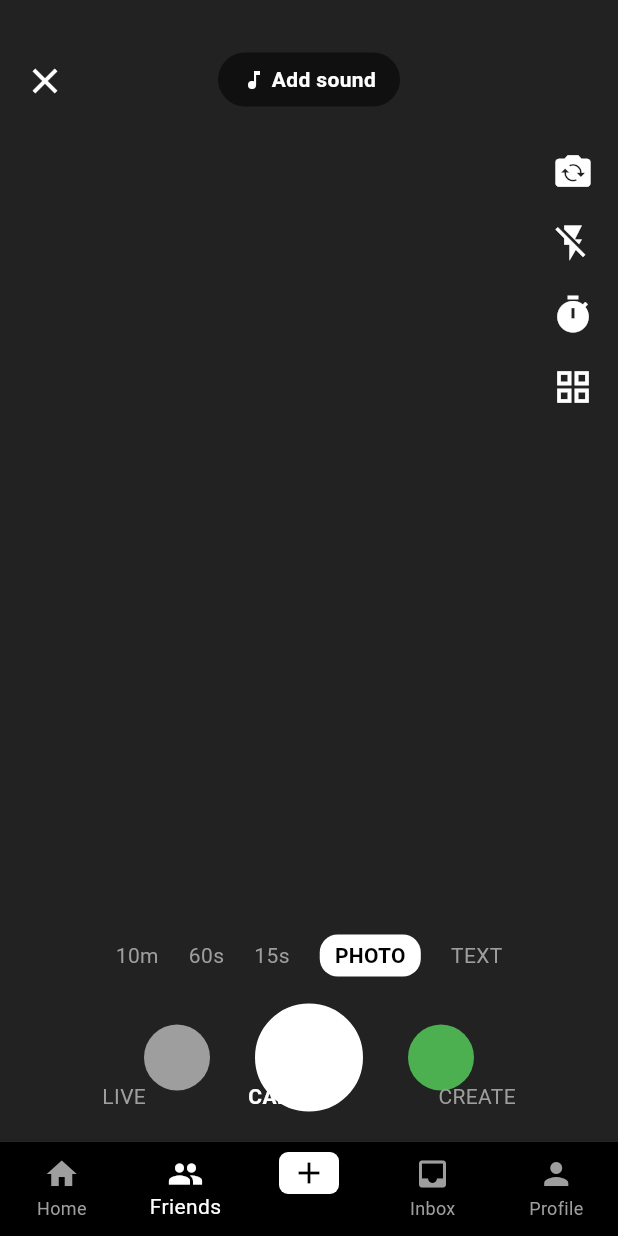
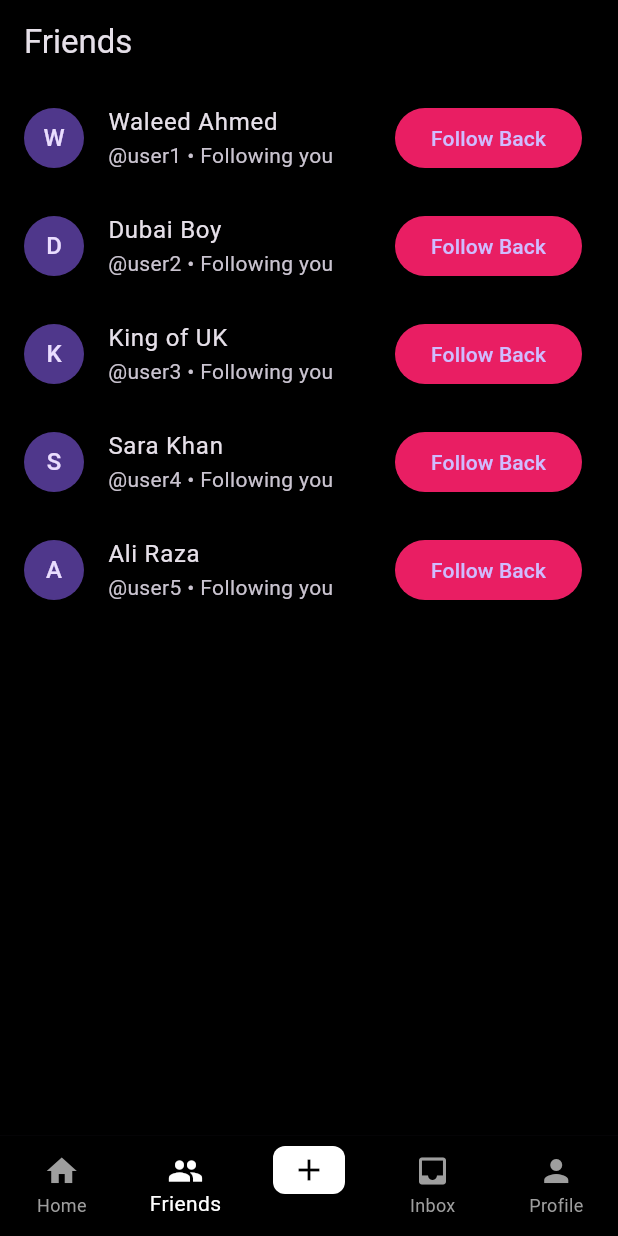
Before and after one commit to waleedahmed3155-jpg/viewmint-app, a Flutter app: the screen it shows after launch, item 2 of the bottom bar chosen, on a phone screen of 412 x 824 dp. Run offline on Flutter 3.47's test engine with Material 3 defaults, Android fonts, the phone set to English and light mode, and no system bars.

Commit message:
Update main.dart

```diff
--- a/lib/main.dart
+++ b/lib/main.dart
@@ -1,74 +1,160 @@
 import 'package:flutter/material.dart';
-void main(){runApp(MaterialApp(debugShowCheckedModeBanner:false, home:ViewMint()));}
-class ViewMint extends StatefulWidget{State<ViewMint> createState()=>_V();}
-class _V extends State<ViewMint>{
-int idx=0;
-int likes=1200;
-bool liked=false;
-List pages=[];
-@override
-Widget build(BuildContext context){
-pages=[HomePage(liked:liked,likes:likes,onLike:(){setState((){liked=!liked; likes=liked?1201:1200;});}), CameraPage(), ProfilePage()];
-return Scaffold(
-body: pages[idx],
-bottomNavigationBar: BottomNavigationBar(currentIndex: idx, onTap:(i)=>setState(()=>idx=i), type: BottomNavigationBarType.fixed, backgroundColor: Colors.black, selectedItemColor: Colors.white, unselectedItemColor: Colors.grey,
-items:[
-BottomNavigationBarItem(icon: Icon(Icons.home), label:'Home'),
-BottomNavigationBarItem(icon: Icon(Icons.people), label:'Friends'),
-BottomNavigationBarItem(icon: Container(padding:EdgeInsets.symmetric(horizontal:8,vertical:2), decoration:BoxDecoration(color:Colors.white, borderRadius:BorderRadius.circular(6)), child:Icon(Icons.add, color:Colors.black)), label:''),
-BottomNavigationBarItem(icon: Icon(Icons.inbox), label:'Inbox'),
-BottomNavigationBarItem(icon: Icon(Icons.person), label:'Profile'),
-]));
+
+void main() => runApp(ViewMintApp());
+
+class ViewMintApp extends StatelessWidget {
+  @override
+  Widget build(BuildContext context) {
+    return MaterialApp(
+      debugShowCheckedModeBanner: false,
+      theme: ThemeData.dark(),
+      home: MainScreen(),
+    );
+  }
 }
+
+class MainScreen extends StatefulWidget {
+  @override
+  _MainScreenState createState() => _MainScreenState();
 }
-class HomePage extends StatelessWidget{
-final bool liked; final int likes; final VoidCallback onLike;
-HomePage({required this.liked, required this.likes, required this.onLike});
-Widget build(BuildContext context){
-return Stack(children:[
-Container(color:Colors.black, child:Center(child:Column(mainAxisAlignment:MainAxisAlignment.center, children:[Icon(Icons.play_circle_fill, size:100, color:Colors.white), SizedBox(height:10), Text('Video yahan aayegi', style:TextStyle(color:Colors.white, fontSize:20)), Text('Dubai vibes #fyp', style:TextStyle(color:Colors.grey))] ))),
-Positioned(top:40, left:0, right:0, child:Row(mainAxisAlignment:MainAxisAlignment.center, children:[Text('Following', style:TextStyle(color:Colors.grey)), SizedBox(width:20), Text('For You', style:TextStyle(color:Colors.white, fontWeight:FontWeight.bold, fontSize:18))])),
-Positioned(bottom:80, left:12, child:Column(crossAxisAlignment:CrossAxisAlignment.start, children:[Text('@Ali', style:TextStyle(color:Colors.white, fontWeight:FontWeight.bold, fontSize:18)), Text('Dubai vibes #fyp', style:TextStyle(color:Colors.white))])),
-Positioned(bottom:80, right:12, child:Column(children:[IconButton(icon:Icon(liked?Icons.favorite:Icons.favorite_border, color:liked?Colors.red:Colors.white, size:32), onPressed:onLike), Text('$likes', style:TextStyle(color:Colors.white)), SizedBox(height:15), Icon(Icons.comment, color:Colors.white, size:32), Text('21', style:TextStyle(color:Colors.white)), SizedBox(height:15), Icon(Icons.share, color:Colors.white, size:32), Text('Share', style:TextStyle(color:Colors.white))]))
-]);
+
+class _MainScreenState extends State<MainScreen> {
+  int _index = 0;
+
+  final List<Widget> _pages = [
+    HomePage(),
+    FriendsPage(),
+    CameraPage(),
+    InboxPage(),
+    ProfilePage(),
+  ];
+
+  @override
+  Widget build(BuildContext context) {
+    return Scaffold(
+      body: _pages[_index],
+      bottomNavigationBar: BottomNavigationBar(
+        currentIndex: _index,
+        type: BottomNavigationBarType.fixed,
+        backgroundColor: Colors.black,
+        selectedItemColor: Colors.white,
+        unselectedItemColor: Colors.grey,
+        onTap: (i) => setState(() => _index = i),
+        items: [
+          BottomNavigationBarItem(icon: Icon(Icons.home), label: 'Home'),
+          BottomNavigationBarItem(icon: Icon(Icons.people), label: 'Friends'),
+          BottomNavigationBarItem(icon: Container(padding: EdgeInsets.symmetric(horizontal: 12, vertical: 4), decoration: BoxDecoration(color: Colors.white, borderRadius: BorderRadius.circular(8)), child: Icon(Icons.add, color: Colors.black)), label: ''),
+          BottomNavigationBarItem(icon: Icon(Icons.inbox), label: 'Inbox'),
+          BottomNavigationBarItem(icon: Icon(Icons.person), label: 'Profile'),
+        ],
+      ),
+    );
+  }
 }
+
+// HOME - Video Feed
+class HomePage extends StatelessWidget {
+  final videos = [
+    {'name': 'Dubai vibes', 'user': '@king.of.uk15', 'color': Colors.purple},
+    {'name': 'Sunset', 'user': '@waleed', 'color': Colors.teal},
+    {'name': 'Beach', 'user': '@dubai_boy', 'color': Colors.orange},
+  ];
+  @override
+  Widget build(BuildContext context) {
+    return PageView.builder(
+      scrollDirection: Axis.vertical,
+      itemCount: videos.length,
+      itemBuilder: (c, i) {
+        return Container(
+          color: videos[i]['color'] as Color,
+          child: Stack(
+            children: [
+              Center(child: Text(videos[i]['name'] as String, style: TextStyle(fontSize: 28, fontWeight: FontWeight.bold))),
+              Positioned(bottom: 20, left: 12, child: Column(crossAxisAlignment: CrossAxisAlignment.start, children: [Text(videos[i]['user'] as String, style: TextStyle(fontWeight: FontWeight.bold, fontSize: 18)), SizedBox(height: 6), Text('#ViewMint #ForYou')])),
+              Positioned(bottom: 20, right: 12, child: Column(children: [Icon(Icons.favorite, size: 32), Text('91'), SizedBox(height: 16), Icon(Icons.comment, size: 32), Text('12'), SizedBox(height: 16), Icon(Icons.share, size: 32)])),
+            ],
+          ),
+        );
+      },
+    );
+  }
 }
-class CameraPage extends StatelessWidget{
-Widget build(BuildContext context){
-return Scaffold(backgroundColor:Colors.black, body:Stack(children:[
-Container(color:Color(0xFF222222)),
-Positioned(top:40, left:16, child:Icon(Icons.close, color:Colors.white, size:28)),
-Positioned(top:35, left:0, right:0, child:Center(child:Container(padding:EdgeInsets.symmetric(horizontal:16,vertical:8), decoration:BoxDecoration(color:Colors.black54, borderRadius:BorderRadius.circular(20)), child:Row(mainAxisSize:MainAxisSize.min, children:[Icon(Icons.music_note, color:Colors.white, size:16), Text(' Add sound', style:TextStyle(color:Colors.white, fontWeight:FontWeight.bold))])))),
-Positioned(top:100, right:16, child:Column(children:[Icon(Icons.flip_camera_ios, color:Colors.white, size:28), SizedBox(height:20), Icon(Icons.flash_off, color:Colors.white, size:28), SizedBox(height:20), Icon(Icons.timer, color:Colors.white, size:28), SizedBox(height:20), Icon(Icons.grid_view, color:Colors.white, size:28)])),
-Positioned(bottom:110, left:0, right:0, child:Row(mainAxisAlignment:MainAxisAlignment.center, children:[Text('10m', style:TextStyle(color:Colors.grey)), SizedBox(width:20), Text('60s', style:TextStyle(color:Colors.grey)), SizedBox(width:20), Text('15s', style:TextStyle(color:Colors.grey)), SizedBox(width:20), Container(padding:EdgeInsets.symmetric(horizontal:10,vertical:4), decoration:BoxDecoration(color:Colors.white, borderRadius:BorderRadius.circular(12)), child:Text('PHOTO', style:TextStyle(color:Colors.black, fontWeight:FontWeight.bold))), SizedBox(width:20), Text('TEXT', style:TextStyle(color:Colors.grey))])),
-Positioned(bottom:20, left:0, right:0, child:Row(mainAxisAlignment:MainAxisAlignment.center, children:[CircleAvatar(radius:22, backgroundColor:Colors.grey), SizedBox(width:30), Container(width:72,height:72, decoration:BoxDecoration(shape:BoxShape.circle, border:Border.all(color:Colors.white, width:3), color:Colors.white)), SizedBox(width:30), CircleAvatar(radius:22, backgroundColor:Colors.green)])),
-Positioned(bottom:20, left:0, right:0, child:Row(mainAxisAlignment:MainAxisAlignment.spaceEvenly, children:[Text('LIVE', style:TextStyle(color:Colors.grey)), Text('CAMERA', style:TextStyle(color:Colors.white, fontWeight:FontWeight.bold)), Text('CREATE', style:TextStyle(color:Colors.grey))])),
-]));
+
+// FRIENDS - Ab khali nahi, list aayegi
+class FriendsPage extends StatelessWidget {
+  final friends = ['Waleed Ahmed', 'Dubai Boy', 'King of UK', 'Sara Khan', 'Ali Raza'];
+  @override
+  Widget build(BuildContext context) {
+    return Scaffold(
+      appBar: AppBar(title: Text('Friends'), backgroundColor: Colors.black),
+      backgroundColor: Colors.black,
+      body: ListView.builder(
+        itemCount: friends.length,
+        itemBuilder: (c, i) => ListTile(
+          leading: CircleAvatar(child: Text(friends[i][0])),
+          title: Text(friends[i]),
+          subtitle: Text('@user${i + 1} • Following you'),
+          trailing: ElevatedButton(onPressed: () {}, child: Text('Follow Back'), style: ElevatedButton.styleFrom(backgroundColor: Colors.pink)),
+        ),
+      ),
+    );
+  }
 }
+
+// CAMERA - LIVE + PHOTO + CREATE
+class CameraPage extends StatelessWidget {
+  @override
+  Widget build(BuildContext context) {
+    return Scaffold(
+      backgroundColor: Colors.black,
+      body: Stack(
+        children: [
+          Center(child: Text('Camera - Apna Chehra Yahan Aayega', textAlign: TextAlign.center)),
+          Positioned(top: 40, left: 16, child: Icon(Icons.close, size: 30)),
+          Positioned(top: 40, right: 16, child: Column(children: [Icon(Icons.cameraswitch, size: 30), SizedBox(height: 20), Icon(Icons.flash_off, size: 30), SizedBox(height: 20), Icon(Icons.timer, size: 30)])),
+          Positioned(bottom: 100, left: 0, right: 0, child: Row(mainAxisAlignment: MainAxisAlignment.spaceEvenly, children: [Text('LIVE', style: TextStyle(fontSize: 16)), Text('CAMERA', style: TextStyle(fontSize: 18, fontWeight: FontWeight.bold)), Text('CREATE', style: TextStyle(fontSize: 16))])),
+          Positioned(bottom: 20, left: 0, right: 0, child: Center(child: Container(width: 80, height: 80, decoration: BoxDecoration(color: Colors.white, shape: BoxShape.circle, border: Border.all(color: Colors.pink, width: 4))))),
+        ],
+      ),
+    );
+  }
 }
-class ProfilePage extends StatelessWidget{
-Widget build(BuildContext context){
-return Scaffold(backgroundColor:Colors.white, body:SingleChildScrollView(child:Column(children:[
-SizedBox(height:40),
-Padding(padding:EdgeInsets.symmetric(horizontal:16), child:Row(children:[Icon(Icons.edit, size:24), Spacer(), CircleAvatar(radius:18, backgroundColor:Colors.grey), SizedBox(width:12), Icon(Icons.person_add), SizedBox(width:12), Icon(Icons.menu)])),
-Padding(padding:EdgeInsets.all(16), child:Row(crossAxisAlignment:CrossAxisAlignment.start, children:[
-Expanded(child:Column(crossAxisAlignment:CrossAxisAlignment.start, children:[
-Row(children:[Text('King of uk', style:TextStyle(fontSize:26, fontWeight:FontWeight.bold)), Container(margin:EdgeInsets.only(left:6), padding:EdgeInsets.symmetric(horizontal:6,vertical:2), decoration:BoxDecoration(color:Colors.red, borderRadius:BorderRadius.circular(10)), child:Text('9+', style:TextStyle(color:Colors.white)))]),
-Text('@king.of.uk15', style:TextStyle(color:Colors.grey)),
-SizedBox(height:12),
-Row(children:[Text('197 ', style:TextStyle(fontWeight:FontWeight.bold)), Text('Following  ', style:TextStyle(color:Colors.grey)), Text('104 ', style:TextStyle(fontWeight:FontWeight.bold)), Text('Followers  ', style:TextStyle(color:Colors.grey)), Text('91 ', style:TextStyle(fontWeight:FontWeight.bold)), Text('Likes', style:TextStyle(color:Colors.grey))]),
-])),
-Stack(children:[CircleAvatar(radius:42, backgroundColor:Colors.blue, child:Text('👳', style:TextStyle(fontSize:40))), Positioned(bottom:0, right:0, child:CircleAvatar(radius:12, backgroundColor:Colors.blue, child:Icon(Icons.add, size:16, color:Colors.white)))])
-])),
-Padding(padding:EdgeInsets.symmetric(horizontal:16), child:Row(children:[Container(padding:EdgeInsets.symmetric(horizontal:10,vertical:6), decoration:BoxDecoration(color:Colors.grey[200], borderRadius:BorderRadius.circular(20)), child:Text('+ Add bio  •  ♡ I\'m interested in...'))])),
-SizedBox(height:12),
-Padding(padding:EdgeInsets.symmetric(horizontal:16), child:Row(children:[Icon(Icons.star, color:Colors.blue, size:16), Text(' Create Story Highlights for your profile', style:TextStyle(fontWeight:FontWeight.bold)), Spacer(), Icon(Icons.close, size:16)])),
-SizedBox(height:12),
-Row(mainAxisAlignment:MainAxisAlignment.spaceEvenly, children:[Icon(Icons.grid_view), Icon(Icons.lock), Icon(Icons.repeat), Icon(Icons.bookmark_border), Icon(Icons.favorite_border)]),
-SizedBox(height:10),
-GridView.builder(shrinkWrap:true, physics:NeverScrollableScrollPhysics(), gridDelegate:SliverGridDelegateWithFixedCrossAxisCount(crossAxisCount:3, childAspectRatio:0.7), itemCount:9, itemBuilder:(c,i){
-List titles=['We\'re Hiring!','Dubai vibes','CV - Waleed','Work from home','Sunset','Beach','City','Food','Travel'];
-return Container(margin:EdgeInsets.all(1), color: i%2==0?Colors.purple: i%3==0?Colors.orange:Colors.teal, child:Center(child:Column(mainAxisAlignment:MainAxisAlignment.center, children:[Icon(Icons.play_arrow, color:Colors.white), Text(titles[i], textAlign:TextAlign.center, style:TextStyle(color:Colors.white, fontWeight:FontWeight.bold)), Text('▶ ${100+i*10}', style:TextStyle(color:Colors.white))])));})
-])));
+
+// INBOX - Ab khali nahi
+class InboxPage extends StatelessWidget {
+  final chats = ['Waleed: Hi bro', 'Sara: Video mast hai', 'Ali: Live kab aaoge?', 'ViewMint: Welcome!'];
+  @override
+  Widget build(BuildContext context) {
+    return Scaffold(
+      appBar: AppBar(title: Text('Inbox'), backgroundColor: Colors.black),
+      backgroundColor: Colors.black,
+      body: ListView.builder(
+        itemCount: chats.length,
+        itemBuilder: (c, i) => ListTile(
+          leading: CircleAvatar(child: Icon(Icons.person)),
+          title: Text(chats[i].split(':')[0]),
+          subtitle: Text(chats[i].split(':')[1]),
+          trailing: Text('3:25 PM'),
+          onTap: () {},
+        ),
+      ),
+    );
+  }
 }
+
+// PROFILE - King of uk wala
+class ProfilePage extends StatelessWidget {
+  @override
+  Widget build(BuildContext context) {
+    return Scaffold(
+      backgroundColor: Colors.white,
+      appBar: AppBar(backgroundColor: Colors.white, elevation: 0, title: Text('King of uk', style: TextStyle(color: Colors.black, fontWeight: FontWeight.bold)), iconTheme: IconThemeData(color: Colors.black)),
+      body: Column(
+        children: [
+          Padding(padding: EdgeInsets.all(16), child: Row(children: [CircleAvatar(radius: 40, child: Text('👳', style: TextStyle(fontSize: 30))), SizedBox(width: 16), Expanded(child: Column(crossAxisAlignment: CrossAxisAlignment.start, children: [Text('King of uk', style: TextStyle(color: Colors.black, fontSize: 22, fontWeight: FontWeight.bold)), Text('@king.of.uk15', style: TextStyle(color: Colors.grey)), SizedBox(height: 8), Row(children: [Text('197 Following  ', style: TextStyle(color: Colors.black)), Text('104 Followers  ', style: TextStyle(color: Colors.black)), Text('91 Likes', style: TextStyle(color: Colors.black))])]))])),
+          Expanded(child: GridView.count(crossAxisCount: 3, children: List.generate(6, (i) => Container(color: [Colors.purple, Colors.teal, Colors.orange, Colors.pink, Colors.blue, Colors.green][i], child: Center(child: Text('Video ${i + 1}', style: TextStyle(color: Colors.white))))))),
+        ],
+      ),
+    );
+  }
 }
```
